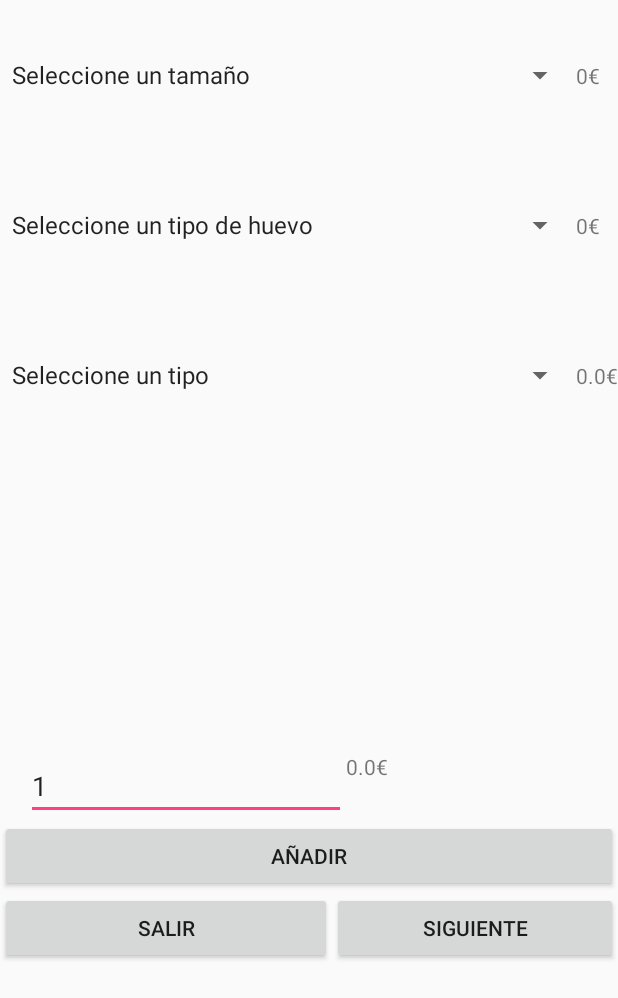
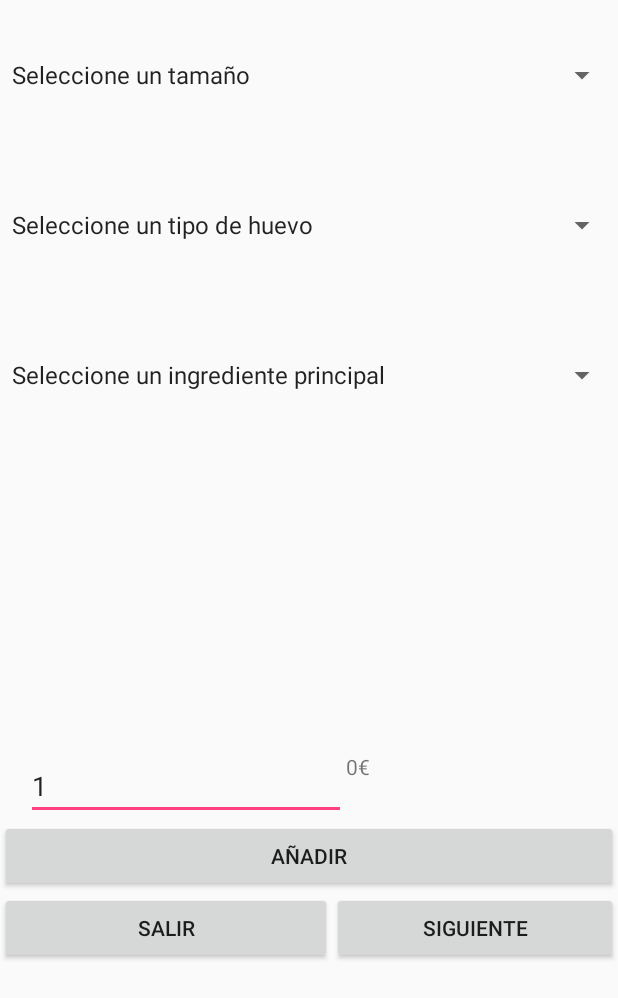
Before and after one commit to Iborrezo/ProyectoAndroid, an Android app: the Pedido screen opened directly, with no data from a screen before it, on a phone screen of 412 x 824 dp. Shown: the top 998 px of the screen. Run offline under Robolectric (Android 15) with nearby library versions, the phone set to English and light mode, and no system bars; 4 statements that could not run were skipped.

```diff
--- a/app/src/main/java/com/example/adminportatil/cebanctortillas/FirstMapActivity.java
+++ b/app/src/main/java/com/example/adminportatil/cebanctortillas/FirstMapActivity.java
@@ -5,6 +5,7 @@ import android.app.AlertDialog;
 import android.content.DialogInterface;
 import android.content.Intent;
 import android.content.pm.PackageManager;
+import android.database.sqlite.SQLiteDatabase;
 import android.net.Uri;
 import android.os.Bundle;
 import android.support.v4.app.ActivityCompat;
@@ -67,6 +68,9 @@ public class FirstMapActivity extends AppCompatActivity implements OnMapReadyCal
                 msbox("Información:", "Realizado por Igor Borrezo y Haritz Orcaray");
             }
         });
+
+        TortillasDb basedatos = new TortillasDb(this, "TortillasDb", null, 1);
+        SQLiteDatabase db = basedatos.getWritableDatabase();
     }
     public void msbox(String str,String str2)
     {
@@ -119,4 +123,5 @@ public class FirstMapActivity extends AppCompatActivity implements OnMapReadyCal
         }
         startActivity(llamada);
     }
+
 }
--- a/app/src/main/java/com/example/adminportatil/cebanctortillas/Pedido.java
+++ b/app/src/main/java/com/example/adminportatil/cebanctortillas/Pedido.java
@@ -3,6 +3,8 @@ package com.example.adminportatil.cebanctortillas;
 
 import android.app.Activity;
 import android.content.Intent;
+import android.database.Cursor;
+import android.database.sqlite.SQLiteDatabase;
 import android.os.Bundle;
 import android.view.View;
 import android.widget.AdapterView;
@@ -13,6 +15,7 @@ import android.widget.Spinner;
 import android.widget.TextView;
 import android.widget.Toast;
 
+import java.lang.reflect.Array;
 import java.util.ArrayList;
 
 public class Pedido extends Activity {
@@ -23,17 +26,11 @@ public class Pedido extends Activity {
     private Button btnSalir;
     private Button btnSiguiente;
     private EditText edtCantidad;
-    private TextView txtTamaño;
-    private TextView txtTipo;
-    private TextView txtHuevo;
     private TextView txtCantidadTot;
     private Toast toast1;
     private boolean vuelta = false;
     private String infPers;
-
-    final int prTamaño[] = {0, 5, 9};
-    final double prTipo[] = {0, 3, 2, 2.5, 4, 3.5, 3};
-    final int prHuevo[] = {0, 1, 2, 3};
+    String nombre = "";
 
     ArrayList<Producto> listaCompra = new ArrayList<Producto>();
 
@@ -42,19 +39,19 @@ public class Pedido extends Activity {
         setContentView(R.layout.activity_pedido);
         String telefono;
         String apellido;
-        String nombre;
+
         Bundle extra = getIntent().getExtras();
         vuelta = extra.getBoolean("vuelta");
 
-        if (vuelta==false){
+        if (vuelta == false) {
 
             nombre = extra.getString("nombre");
             apellido = extra.getString("direccion");
             telefono = extra.getString("telefono");
             infPers = nombre + "," + apellido + "," + telefono;
 
-        }else{
-            listaCompra = (ArrayList<Producto>) extra.getSerializable("ArrayProducto");//Esto faltaba
+        } else {
+            listaCompra = (ArrayList<Producto>) extra.getSerializable("ArrayProducto");
             infPers = extra.getString("infPers");
 
         }
@@ -67,23 +64,55 @@ public class Pedido extends Activity {
         btnSalir = (Button) findViewById(R.id.btnSalir);
         btnSiguiente = (Button) findViewById(R.id.btnSiguiente);
         edtCantidad = (EditText) findViewById(R.id.edtCantidad);
-        txtTamaño = (TextView) findViewById(R.id.txtTamaño);
-        txtTipo = (TextView) findViewById(R.id.txtTipo);
-        txtHuevo = (TextView) findViewById(R.id.txtHuevo);
         txtCantidadTot = (TextView) findViewById(R.id.txtCantidadTot);
 
-        String[] tamaño = {"Seleccione un tamaño", "Individual", "Familiar"};
+        TortillasDb basedatos = new TortillasDb(this, "TortillasDb", null, 1);
+        SQLiteDatabase db = basedatos.getWritableDatabase();
+        String[] args = new String[]{"0"};
+        Cursor c = db.rawQuery("SELECT DISTINCT descripcion FROM productos WHERE soluble=?", args);
+
+        ArrayList<String> tamaño = new ArrayList<String>();
+        ArrayList<String> tipo = new ArrayList<String>();
+        ArrayList<String> huevo = new ArrayList<String>();
+        tamaño.add("Seleccione un tamaño");
+        tipo.add("Seleccione un ingrediente principal");
+        huevo.add("Seleccione un tipo de huevo");
+        if(c.moveToFirst()){
+            do{
+                String [] desc = c.getString(0).split(",");
+                if(tamaño.contains(desc[1])){
+
+                }else{
+                    tamaño.add(desc[1]);
+                }
+                if(tipo.contains(desc[0])){
+
+                }else{
+                    tipo.add(desc[0]);
+                }
+                if(huevo.contains(desc[2])){
+
+                }else{
+                    huevo.add(desc[2]);
+                }
+
+
+
+            }while(c.moveToNext());
+        }
+        c.close();
+        db.close();
+
+
         ArrayAdapter<String> adapTamaño = new ArrayAdapter<String>(this, android.R.layout.simple_spinner_item, tamaño);
-        String[] tipo = {"Seleccione un tipo", "Patata", "Verduras", "Bacalao", "Jamón Ibérico", "Queso Idiazabal", "Hongos"};
-        ArrayAdapter<String> adapTipo = new ArrayAdapter<String>(this, android.R.layout.simple_spinner_item, tipo);
-        String[] huevo = {"Seleccione un tipo de huevo", "Granja", "Campero", "Ecológico"};
-        ArrayAdapter<String> adapHuevo = new ArrayAdapter<String>(this, android.R.layout.simple_spinner_item, huevo);
+
+         ArrayAdapter<String> adapTipo = new ArrayAdapter<String>(this, android.R.layout.simple_spinner_item, tipo);
+           ArrayAdapter<String> adapHuevo = new ArrayAdapter<String>(this, android.R.layout.simple_spinner_item, huevo);
 
 
         spTamaño.setAdapter(adapTamaño);
-        spTipo.setAdapter(adapTipo);
-        spHuevo.setAdapter(adapHuevo);
-
+         spTipo.setAdapter(adapTipo);
+            spHuevo.setAdapter(adapHuevo);
 
 
         btnAñadir.setOnClickListener(new View.OnClickListener() {
@@ -105,11 +134,10 @@ public class Pedido extends Activity {
                 new AdapterView.OnItemSelectedListener() {
                     public void onItemSelected(
                             AdapterView<?> parent, View view, int position, long id) {
-                        if(edtCantidad.getText().equals("")){
+                        if (edtCantidad.getText().equals("")) {
                             edtCantidad.setText("1");
                             ActualizarPrecio(Integer.parseInt(edtCantidad.getText().toString()));
-                        }
-                        else{
+                        } else {
                             ActualizarPrecio(Integer.parseInt(edtCantidad.getText().toString()));
 
                         }
@@ -123,10 +151,10 @@ public class Pedido extends Activity {
                 new AdapterView.OnItemSelectedListener() {
                     public void onItemSelected(
                             AdapterView<?> parent, View view, int position, long id) {
-                        if(edtCantidad.getText().equals("")){
+                        if (edtCantidad.getText().equals("")) {
                             edtCantidad.setText("1");
                             ActualizarPrecio(Integer.parseInt(edtCantidad.getText().toString()));
-                        }else{
+                        } else {
                             ActualizarPrecio(Integer.parseInt(edtCantidad.getText().toString()));
 
                         }
@@ -160,21 +188,18 @@ public class Pedido extends Activity {
             }
         });
 
-
     }
 
 
     private void Añadir() {
         if (validarDatos()) {
+            ActualizarPrecio(Integer.parseInt(edtCantidad.getText().toString()));
             String tipo = spTipo.getSelectedItem().toString();
             String tamaño = spTamaño.getSelectedItem().toString();
             String huevo = spHuevo.getSelectedItem().toString();
             int cantidad = Integer.parseInt(edtCantidad.getText().toString());
-            ActualizarPrecio(cantidad);
-            double precio;
-            String descripcion;
-            precio = CalcularPrecio();
-            descripcion = (tipo + "," + tamaño + "," + huevo);
+            String descripcion = (tipo + "," + tamaño + "," + huevo);
+            Double precio = Double.parseDouble(txtCantidadTot.getText().toString());
             listaCompra.add(new Producto(precio, cantidad, descripcion));
 
             toast1 = Toast.makeText(getApplicationContext(), "Se ha añadido " + cantidad + " tortilla/s de: " + tipo + " con huevos '" + huevo + "' de tamaño: " + tamaño + ".", Toast.LENGTH_SHORT);
@@ -184,23 +209,36 @@ public class Pedido extends Activity {
     }
 
     private void ActualizarPrecio(int cantidad) {
-        int precio1 = prTamaño[spTamaño.getSelectedItemPosition()];
-        double precio2 = prTipo[spTipo.getSelectedItemPosition()];
-        int precio3 = prHuevo[spHuevo.getSelectedItemPosition()];
-        txtTamaño.setText(String.valueOf(precio1) + "€");
-        txtTipo.setText(String.valueOf(precio2) + "€");
-        txtHuevo.setText(String.valueOf(precio3) + "€");
-        txtCantidadTot.setText(String.valueOf((precio1 + precio2 + precio3) * cantidad) + "€");
+//        int precio1 = prTamaño[spTamaño.getSelectedItemPosition()];
+//        double precio2 = prTipo[spTipo.getSelectedItemPosition()];
+//        int precio3 = prHuevo[spHuevo.getSelectedItemPosition()];
+//        txtTamaño.setText(String.valueOf(precio1) + "€");
+//        txtTipo.setText(String.valueOf(precio2) + "€");
+//        txtHuevo.setText(String.valueOf(precio3) + "€");
+//        txtCantidadTot.setText(String.valueOf((precio1 + precio2 + precio3) * cantidad) + "€");
+
+        TortillasDb basedatos = new TortillasDb(this, "TortillasDb", null, 1);
+        SQLiteDatabase db = basedatos.getWritableDatabase();
+
+
+        String textoTamaño = spTamaño.getSelectedItem().toString();
+        String textoTipo = spTipo.getSelectedItem().toString();
+        String textoHuevo = spHuevo.getSelectedItem().toString();
+        String cadena = textoTipo+","+textoTamaño+","+textoHuevo;
+
+        String[] args = new String[]{cadena};
+        Cursor test = db.rawQuery("SELECT precio FROM productos WHERE descripcion=?", args);
+        if(test.moveToFirst()){
+            Double precio = test.getDouble(0);
+            txtCantidadTot.setText(precio.toString());
+        }
+
+
+
+
 
     }
 
-    private Double CalcularPrecio() {
-        int precio1 = prTamaño[spTamaño.getSelectedItemPosition()];
-        double precio2 = prTipo[spTipo.getSelectedItemPosition()];
-        int precio3 = prHuevo[spHuevo.getSelectedItemPosition()];
-        return (precio1 + precio2 + precio3);
-
-    }
 
     private void next(String infPers) {
         Intent i = new Intent(this, Bebidas.class);
@@ -212,30 +250,31 @@ public class Pedido extends Activity {
     }
 
     private boolean validarDatos() {
-        if(spTamaño.getSelectedItemPosition()>0){
-            if(spHuevo.getSelectedItemPosition()>0){
-                if (spTipo.getSelectedItemPosition()>0){
-                    if (edtCantidad.getText().toString().equals("") || Integer.parseInt(edtCantidad.getText().toString())==0){
+        if (spTamaño.getSelectedItemPosition() > 0) {
+            if (spHuevo.getSelectedItemPosition() > 0) {
+                if (spTipo.getSelectedItemPosition() > 0) {
+                    if (edtCantidad.getText().toString().equals("") || Integer.parseInt(edtCantidad.getText().toString()) == 0) {
                         toast1 = Toast.makeText(getApplicationContext(), "La cantidad tiene que ser superior a 0", Toast.LENGTH_SHORT);
                         toast1.show();
                         return false;
-                    }else{
+                    } else {
                         return true;
                     }
-                }else{
+                } else {
                     toast1 = Toast.makeText(getApplicationContext(), "Seleccione un ingrediente principal", Toast.LENGTH_SHORT);
                     toast1.show();
                     return false;
                 }
-            }else{
+            } else {
                 toast1 = Toast.makeText(getApplicationContext(), "Seleccione un tipo de huevo", Toast.LENGTH_SHORT);
                 toast1.show();
                 return false;
             }
-        }else{
+        } else {
             toast1 = Toast.makeText(getApplicationContext(), "Seleccione un tamaño", Toast.LENGTH_SHORT);
             toast1.show();
             return false;
         }
     }
+
 }
--- a/app/src/main/java/com/example/adminportatil/cebanctortillas/Producto.java
+++ b/app/src/main/java/com/example/adminportatil/cebanctortillas/Producto.java
@@ -12,6 +12,9 @@ public class Producto implements Serializable{
         this.precio= precio;
         this.cantidad=cantidad;
         this.descripcion= descripcion;
+    }
+    Producto(String descripcion){
+        this.descripcion = descripcion;
     }
     public String getDescripcion(){
         return descripcion;
--- a/app/src/main/res/layout/activity_pedido.xml
+++ b/app/src/main/res/layout/activity_pedido.xml
@@ -20,12 +20,6 @@
                 android:layout_weight="1.00"
                 android:layout_height="100dp" />
 
-            <TextView
-                android:layout_width="wrap_content"
-                android:gravity="center_vertical"
-                android:id="@+id/txtTamaño"
-                android:text="0€"
-                android:layout_height="100dp" />
         </TableRow>
 
         <TableRow
@@ -38,12 +32,6 @@
                 android:layout_weight="1"
                 android:id="@+id/spHuevo" />
 
-            <TextView
-                android:layout_width="wrap_content"
-                android:layout_height="100dp"
-                android:gravity="center_vertical"
-                android:id="@+id/txtHuevo"
-                android:text="0€" />
         </TableRow>
 
         <TableRow
@@ -56,12 +44,6 @@
                 android:layout_weight="1"
                 android:id="@+id/spTipo" />
 
-            <TextView
-                android:layout_width="wrap_content"
-                android:layout_height="100dp"
-                android:gravity="center_vertical"
-                android:id="@+id/txtTipo"
-                android:text="0€" />
         </TableRow>
 
     </TableLayout>
```
Also changed, not shown: app/src/main/java/com/example/adminportatil/cebanctortillas/Bebidas.java (+38 -14 lines), app/src/main/java/com/example/adminportatil/cebanctortillas/Registro.java (+84 -20 lines), app/src/main/java/com/example/adminportatil/cebanctortillas/Resumen.java (+148 -17 lines), app/src/main/java/com/example/adminportatil/cebanctortillas/TortillasDb.java (added, +104 -0 lines), app/src/main/res/layout/activity_registro.xml (+22 -12 lines), app/src/main/res/layout/activity_resumen.xml (+13 -0 lines).
